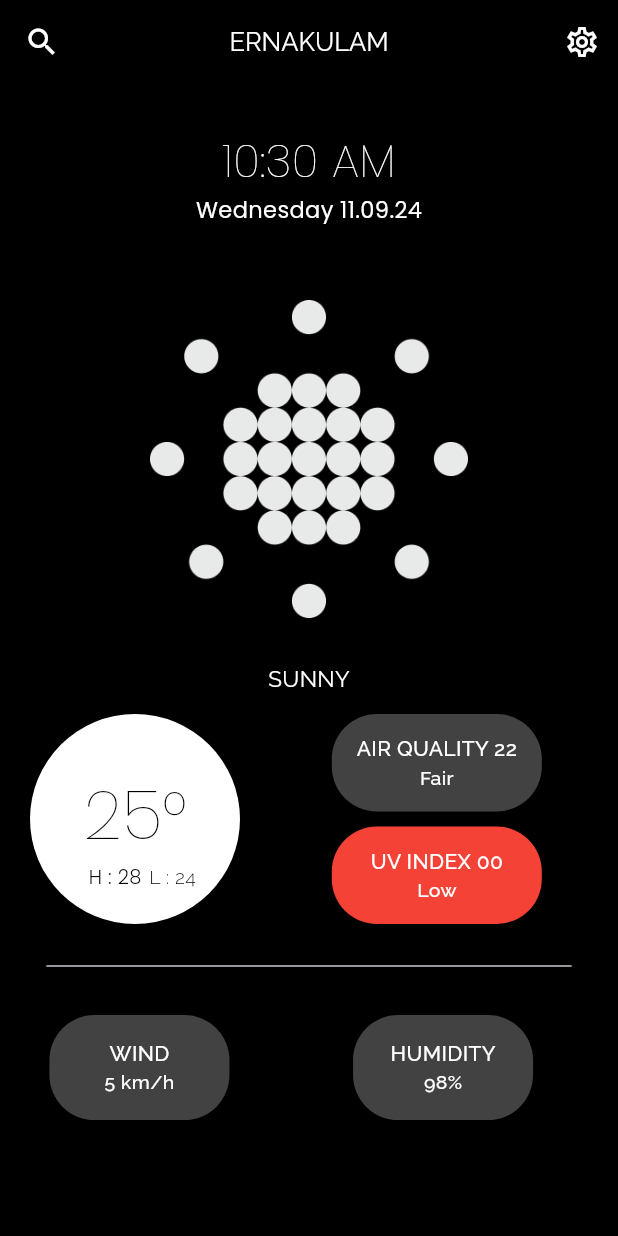
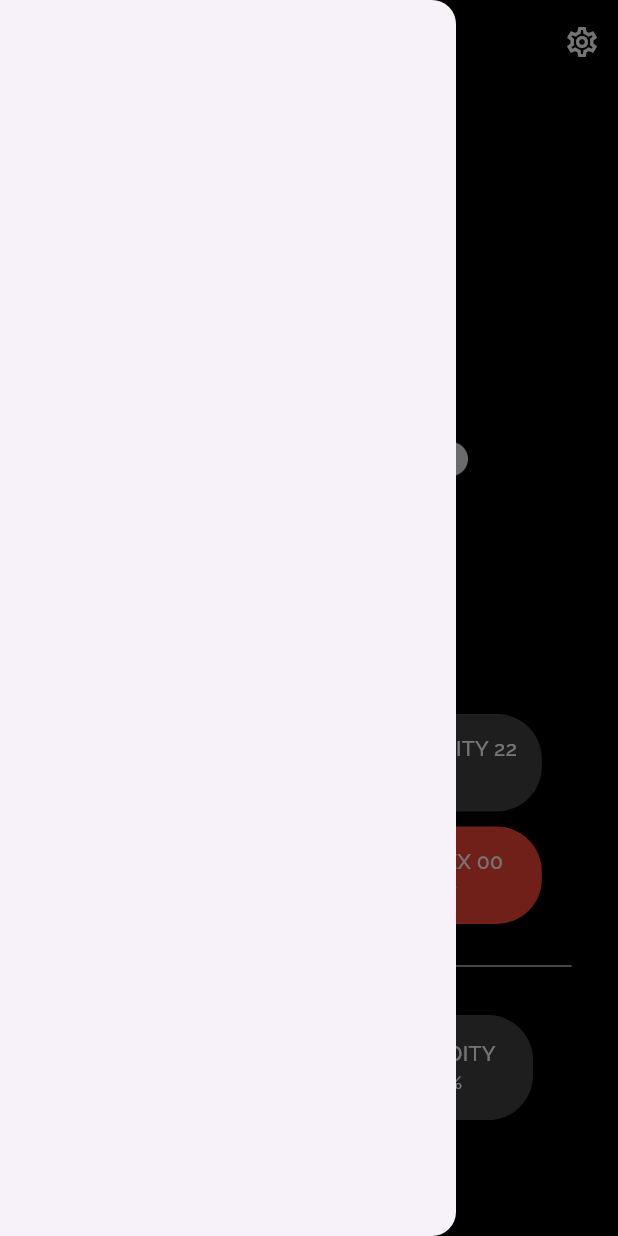
Before and after one commit to ashwinkn2004/WeatherApp, a Flutter app: the screen it shows after launch, with the side drawer open (before the commit the screen has no drawer), on a phone screen of 412 x 824 dp. Run offline on Flutter 3.47's test engine with Material 3 defaults, Android fonts, the phone set to English and light mode, and no system bars; our stand-ins replace google_fonts.

Commit message:
modification made

```diff
--- a/lib/homeScreen.dart
+++ b/lib/homeScreen.dart
@@ -10,7 +10,7 @@ class HomeScreen extends StatefulWidget {
 }
 
 class _HomeScreenState extends State<HomeScreen> {
-  String cityName = 'ERNAKULAM';
+  String cityName = 'PATHANAMTHITTA';
   @override
   Widget build(BuildContext context) {
     return Scaffold(
@@ -47,6 +47,7 @@ class _HomeScreenState extends State<HomeScreen> {
           ),
         ],
       ),
+      drawer: Drawer(),
       body: Column(
         children: [
           Container(
```
